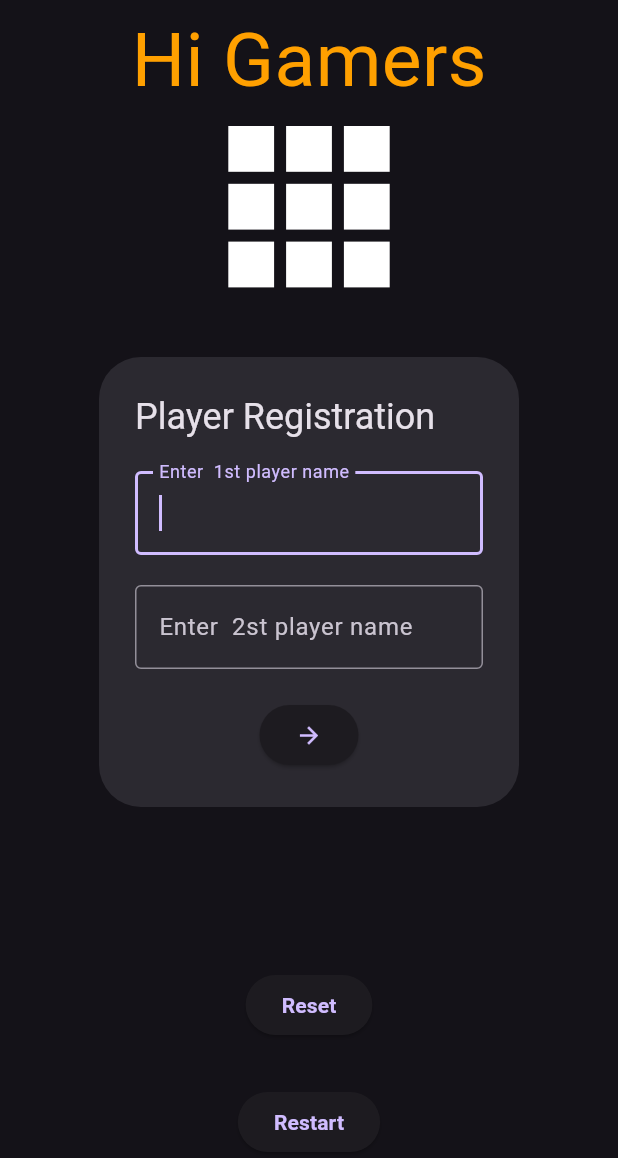
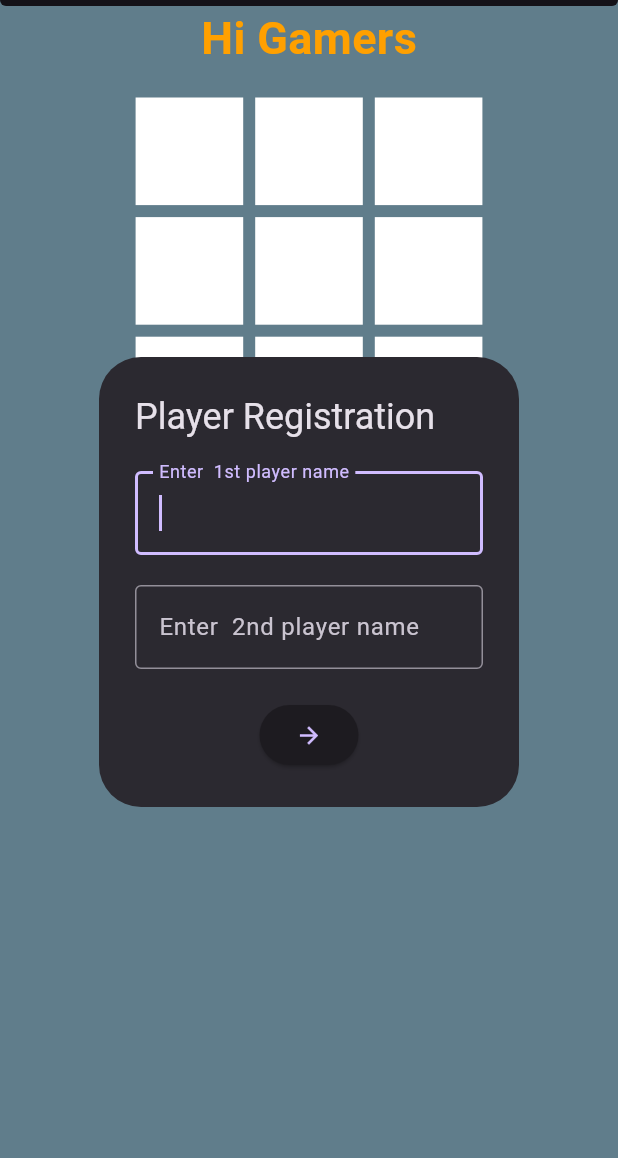
Before and after one commit to Niruban-A/tictactoe, a Flutter app: the screen it shows after launch, on a phone screen of 412 x 824 dp, the part 78-1236 px from its top. Run offline on Flutter 3.47's test engine with Material 3 defaults, Android fonts, the light colour scheme and no system bars; our stand-ins replace google_fonts; Roboto replaces fonts that are missing (Abel).

Commit message:
style: adding icon and otherworks

```diff
--- a/lib/home.dart
+++ b/lib/home.dart
@@ -1,4 +1,5 @@
 import 'package:flutter/material.dart';
+import 'package:flutter/rendering.dart';
 import 'package:google_fonts/google_fonts.dart';
 
 class Homepage extends StatefulWidget {
@@ -20,9 +21,9 @@ class _HomepageState extends State<Homepage> {
     if (board[index] == "" && winner == "") {
       board[index] = currentplayer;
       if (checkwinner(currentplayer)) {
-        winner = "$currentplayer is the winner!!";
+        winner = playerturn;
       } else if (!board.contains("")) {
-        winner = " its draw";
+        winner = "draw";
       } else {
         currentplayer == "X" ? currentplayer = "O" : currentplayer = "X";
         playerturn == playername1
@@ -77,7 +78,7 @@ class _HomepageState extends State<Homepage> {
               controller: player2,
 
               decoration: InputDecoration(
-                label: Text("Enter  2st player name"),
+                label: Text("Enter  2nd player name"),
                 border: OutlineInputBorder(),
               ),
             ),
@@ -99,7 +100,14 @@ class _HomepageState extends State<Homepage> {
       ],
     );
     return Scaffold(
+      backgroundColor: Colors.blueGrey,
+
       appBar: AppBar(
+        shape: RoundedRectangleBorder(
+          borderRadius: BorderRadiusGeometry.vertical(
+            bottom: Radius.circular(4),
+          ),
+        ),
         title: Text(
           "Tic Tac Toe",
           style: GoogleFonts.abel(fontWeight: FontWeight.bold),
@@ -108,24 +116,33 @@ class _HomepageState extends State<Homepage> {
       ),
       body: Stack(
         children: [
+          SizedBox(height: 10),
           Center(
             child: Column(
               mainAxisAlignment: MainAxisAlignment.center,
               crossAxisAlignment: CrossAxisAlignment.center,
               children: [
-                Text(
+                Center(
+                  child: Text(
                     winner == ""
-                      ? (playerturn == "" ? "Hi Gamers" : "$playerturn's turn")
-                      : "the winner is $playerturn",
+                        ? (playerturn == ""
+                              ? "Hi Gamers"
+                              : "$playerturn's turn")
+                        : (winner == "draw"
+                              ? "Match Draw"
+                              : "The winner is $playerturn !!!"),
                     style: GoogleFonts.abel(
-                    fontSize: 50,
+                      fontSize: 30,
+                      fontWeight: FontWeight.bold,
                       color: Colors.amber[700],
                     ),
                   ),
+                ),
+                SizedBox(height: 10),
                 Expanded(
                   child: SizedBox(
-                    width: MediaQuery.of(context).size.width * 0.3,
-                    height: MediaQuery.of(context).size.height * 0.3,
+                    width: MediaQuery.of(context).size.width * 0.6,
+                    height: MediaQuery.of(context).size.height * 0.6,
                     child: GridView.builder(
                       padding: EdgeInsets.all(4),
 
@@ -144,11 +161,21 @@ class _HomepageState extends State<Homepage> {
                           margin: EdgeInsets.all(4),
                           decoration: BoxDecoration(color: Colors.white),
                           child: Center(
-                            child: Text(
+                            child: LayoutBuilder(
+                              builder:
+                                  (
+                                    BuildContext context,
+                                    BoxConstraints constraints,
+                                  ) {
+                                    return Text(
                                       board[index],
                                       style: GoogleFonts.abel(
-                                fontSize: 120,
+                                        fontSize: constraints.maxWidth * 0.5,
+                                        fontWeight: FontWeight.bold,
                                         color: Colors.amber[700],
+                                      ),
+                                    );
+                                  },
                             ),
                           ),
                         ),
@@ -156,15 +183,14 @@ class _HomepageState extends State<Homepage> {
                     ),
                   ),
                 ),
-                ),
-                SizedBox(),
                 ElevatedButton(
                   onPressed: () {
                     setState(() {
                       board = List.filled(9, "");
                       winner = "";
-                      playerturn==playername1?playerturn=playername2:playerturn=playername1;
-
+                      playerturn == playername1
+                          ? playerturn = playername2
+                          : playerturn = playername1;
                     });
                   },
                   child: Text(
@@ -189,6 +215,7 @@ class _HomepageState extends State<Homepage> {
                     style: GoogleFonts.abel(fontWeight: FontWeight.bold),
                   ),
                 ),
+                SizedBox(height: 250),
               ],
             ),
           ),
--- a/pubspec.yaml
+++ b/pubspec.yaml
@@ -53,7 +53,10 @@ dev_dependencies:
 flutter_icons:
   android: true
   ios: true
-  image_path: "assets/icon/app_icon.png"
+  image_path: "assets/icon.png"
+  adaptive_icon_background: "#42A5F5"
+  adaptive_icon_foreground: "assets/icon.png"
+
 
 # The following section is specific to Flutter packages.
 flutter:
```
Also changed, not shown: 1 other file. Lines whose indentation alone changed are shown as unchanged.
